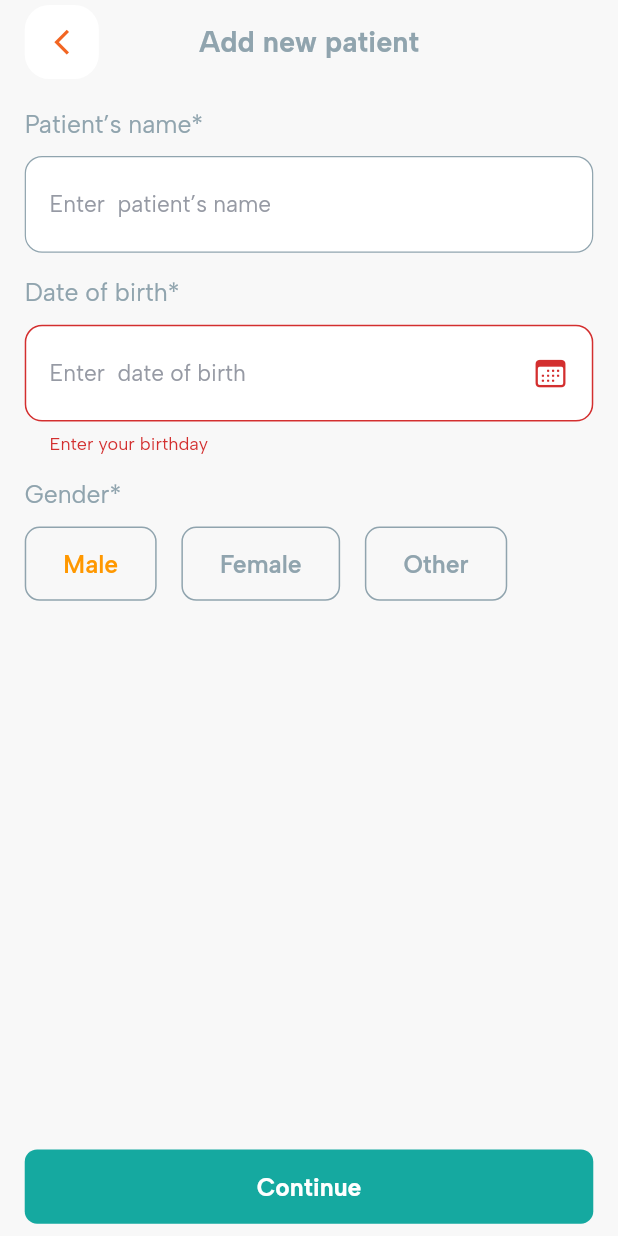
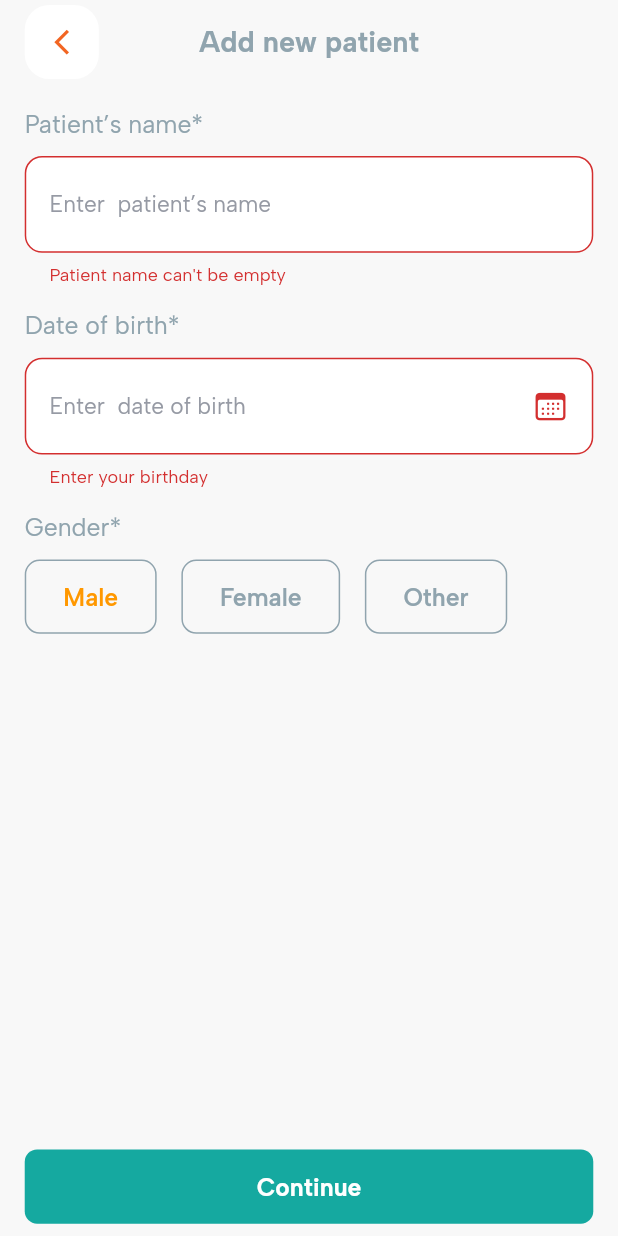
Before and after one commit to ayushh-gautam/QuickMeds, a Flutter app: the AddPatientPage screen opened directly, after a tap on "Continue", on a phone screen of 412 x 824 dp. Run offline on Flutter 3.47's test engine with Material 3 defaults, Android fonts, the light colour scheme and no system bars; our stand-ins replace carousel_slider, connectivity_plus, file_picker, flutter_advanced_drawer, flutter_rating_bar, flutter_svg and 11 more; missing offline and left inert: get_ip_address; accounts and stored records are empty; network calls fail; project files that could hold a hidden picture were left out.

Commit message:
validations modified

```diff
--- a/lib/app/helper_widgets/validators.dart
+++ b/lib/app/helper_widgets/validators.dart
@@ -8,6 +8,19 @@ class Validators {
     }
     if ((name ?? "").trim().length > 30) {
       return "First name should have maximum 30 characters";
+    }
+    return null;
+  }
+
+  String? validateName(String? name) {
+    if ((name ?? "").trim().isEmpty) {
+      return "Patient name can't be empty";
+    }
+    if ((name ?? "").trim().length < 3) {
+      return "Patient name should have minimum 8 characters";
+    }
+    if ((name ?? "").trim().length > 30) {
+      return "Patient name should have maximum 30 characters";
     }
     return null;
   }
```
